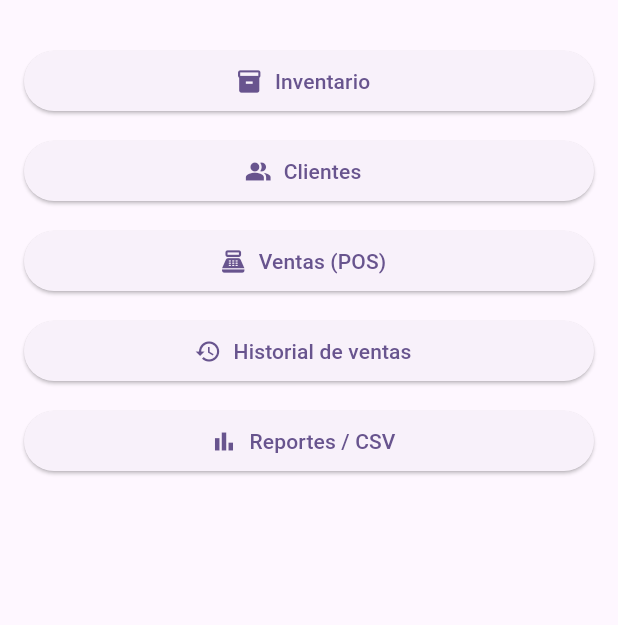
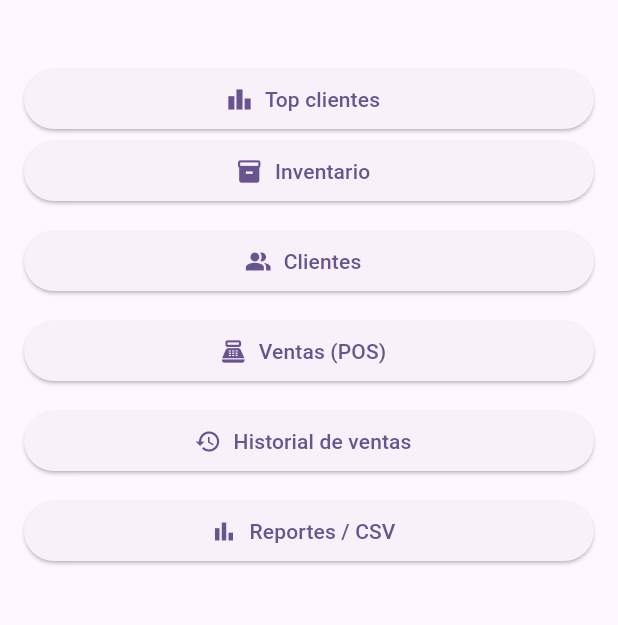
Before and after one commit to sergiopolis69-oss/popperscuv2, a Flutter app: the screen it shows after launch, on a phone screen of 412 x 824 dp, the part 63-688 px from its top. Run offline on Flutter 3.47's test engine with Material 3 defaults, Android fonts, the phone set to English and light mode, and no system bars; our stand-ins replace csv, file_picker, flutter_riverpod, share_plus, sqflite; missing offline and left inert: file_saver; accounts and stored records are empty.

Commit message:
Update home_page.dart

```diff
--- a/lib/ui/home_page.dart
+++ b/lib/ui/home_page.dart
@@ -4,6 +4,7 @@ import 'customers_page.dart';
 import 'sales_page.dart';
 import 'reports_page.dart';
 import 'sales_history_page.dart';
+import 'top_customers_page.dart';
 
 class HomePage extends StatelessWidget {
   const HomePage({super.key});
@@ -15,7 +16,16 @@ class HomePage extends StatelessWidget {
       body: ListView(
         padding: const EdgeInsets.all(16),
         children: [
+                    const SizedBox(height: 12),
           ElevatedButton.icon(
+            icon: const Icon(Icons.leaderboard),
+            label: const Text('Top clientes'),
+            onPressed: () => Navigator.push(
+              context,
+              MaterialPageRoute(builder: (_) => const TopCustomersPage()),
+            ),
+          ),
+ElevatedButton.icon(
             icon: const Icon(Icons.inventory_2),
             label: const Text('Inventario'),
             onPressed: () => Navigator.push(context, MaterialPageRoute(builder: (_) => const ProductsPage())),
```
